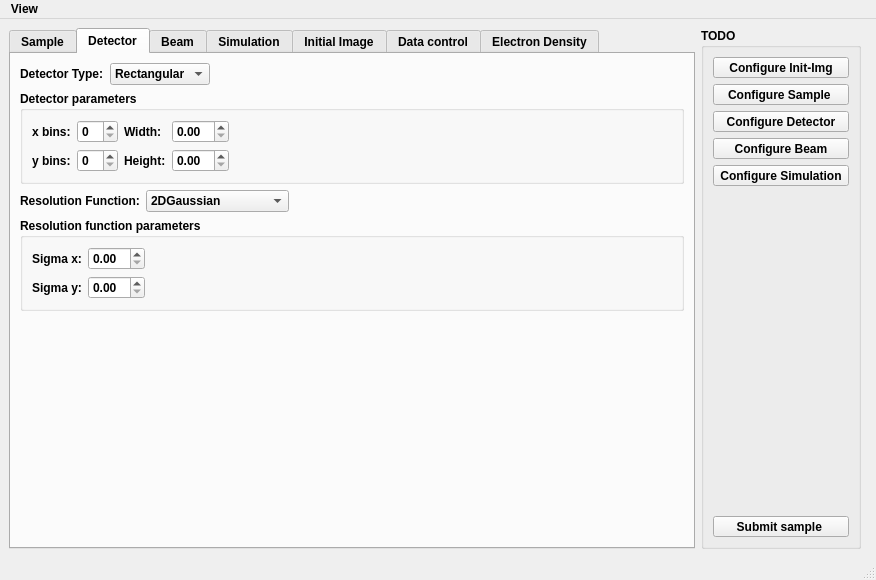
Above: siegmainwindow.ui from amirtosson/GISASSimulationBornAgainBased before the change. Below: the same form after it.
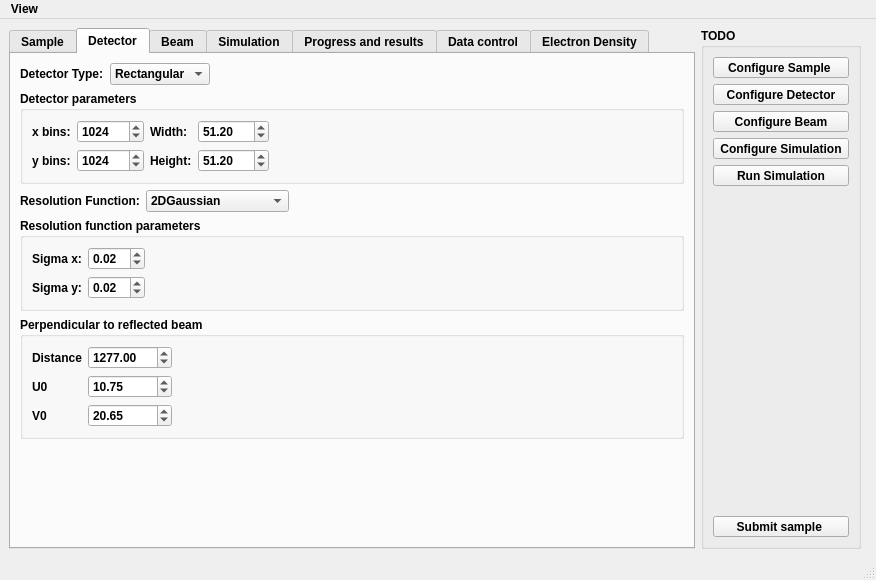
That is the form after the change. The open tabs and pages were chosen to show the change.

```diff
--- a/siegmainwindow.ui
+++ b/siegmainwindow.ui
@@ -594,23 +594,49 @@
                </item>
                <item row="0" column="3">
                 <widget class="QDoubleSpinBox" name="detectorWidthSpinBox">
+                 <property name="maximum">
+                  <double>1000.000000000000000</double>
+                 </property>
                  <property name="singleStep">
                   <double>0.100000000000000</double>
                  </property>
+                 <property name="value">
+                  <double>51.200000000000003</double>
+                 </property>
                 </widget>
                </item>
                <item row="1" column="3">
                 <widget class="QDoubleSpinBox" name="detectorHeightSpinBox">
+                 <property name="maximum">
+                  <double>1000.000000000000000</double>
+                 </property>
                  <property name="singleStep">
                   <double>0.100000000000000</double>
                  </property>
+                 <property name="value">
+                  <double>51.200000000000003</double>
+                 </property>
                 </widget>
                </item>
                <item row="1" column="1">
-                <widget class="QSpinBox" name="yBinSpinBox"/>
+                <widget class="QSpinBox" name="yBinSpinBox">
+                 <property name="maximum">
+                  <number>100000</number>
+                 </property>
+                 <property name="value">
+                  <number>1024</number>
+                 </property>
+                </widget>
                </item>
                <item row="0" column="1">
-                <widget class="QSpinBox" name="xBinSpinBox"/>
+                <widget class="QSpinBox" name="xBinSpinBox">
+                 <property name="maximum">
+                  <number>100000</number>
+                 </property>
+                 <property name="value">
+                  <number>1024</number>
+                 </property>
+                </widget>
                </item>
                <item row="0" column="4">
                 <spacer name="horizontalSpacer_11">
@@ -701,6 +727,9 @@
                <property name="singleStep">
                 <double>0.100000000000000</double>
                </property>
+               <property name="value">
+                <double>0.020000000000000</double>
+               </property>
               </widget>
              </item>
              <item row="1" column="0">
@@ -715,6 +744,9 @@
                <property name="singleStep">
                 <double>0.100000000000000</double>
                </property>
+               <property name="value">
+                <double>0.020000000000000</double>
+               </property>
               </widget>
              </item>
             </layout>
@@ -735,6 +767,79 @@
           </layout>
          </widget>
         </item>
+        <item>
+         <widget class="QGroupBox" name="perpendicularToBeamGroup">
+          <property name="title">
+           <string>Perpendicular to reflected beam</string>
+          </property>
+          <layout class="QGridLayout" name="gridLayout_8">
+           <item row="2" column="1">
+            <widget class="QDoubleSpinBox" name="detV0SpinBox">
+             <property name="maximum">
+              <double>100000.000000000000000</double>
+             </property>
+             <property name="value">
+              <double>20.649999999999999</double>
+             </property>
+            </widget>
+           </item>
+           <item row="0" column="1">
+            <widget class="QDoubleSpinBox" name="detDistanceSpinBox">
+             <property name="maximum">
+              <double>100000.000000000000000</double>
+             </property>
+             <property name="value">
+              <double>1277.000000000000000</double>
+             </property>
+            </widget>
+           </item>
+           <item row="1" column="1">
+            <widget class="QDoubleSpinBox" name="detU0SpinBox">
+             <property name="maximum">
+              <double>10000.000000000000000</double>
+             </property>
+             <property name="value">
+              <double>10.750000000000000</double>
+             </property>
+            </widget>
+           </item>
+           <item row="2" column="0">
+            <widget class="QLabel" name="label_29">
+             <property name="text">
+              <string>V0</string>
+             </property>
+            </widget>
+           </item>
+           <item row="1" column="0">
+            <widget class="QLabel" name="label_28">
+             <property name="text">
+              <string>U0</string>
+             </property>
+            </widget>
+           </item>
+           <item row="0" column="0">
+            <widget class="QLabel" name="label_25">
+             <property name="text">
+              <string>Distance</string>
+             </property>
+            </widget>
+           </item>
+           <item row="0" column="2">
+            <spacer name="horizontalSpacer_20">
+             <property name="orientation">
+              <enum>Qt::Horizontal</enum>
+             </property>
+             <property name="sizeHint" stdset="0">
+              <size>
+               <width>40</width>
+               <height>20</height>
+              </size>
+             </property>
+            </spacer>
+           </item>
+          </layout>
+         </widget>
+        </item>
         <item>
          <spacer name="verticalSpacer_2">
           <property name="orientation">
@@ -1067,7 +1172,7 @@
       </widget>
       <widget class="QWidget" name="initImgTab">
        <attribute name="title">
-        <string>Initial Image</string>
+        <string>Progress and results</string>
        </attribute>
        <layout class="QVBoxLayout" name="verticalLayout_3">
         <item>
@@ -1230,22 +1335,6 @@
        <string>TODO</string>
       </property>
       <layout class="QVBoxLayout" name="verticalLayout">
-       <item>
-        <widget class="QToolButton" name="configInitImgToolButton">
-         <property name="sizePolicy">
-          <sizepolicy hsizetype="MinimumExpanding" vsizetype="Fixed">
-           <horstretch>0</horstretch>
-           <verstretch>0</verstretch>
-          </sizepolicy>
-         </property>
-         <property name="text">
-          <string>Configure Init-Img</string>
-         </property>
-         <property name="toolButtonStyle">
-          <enum>Qt::ToolButtonTextBesideIcon</enum>
-         </property>
-        </widget>
-       </item>
        <item>
         <widget class="QToolButton" name="configSampleButton">
          <property name="sizePolicy">
@@ -1304,6 +1393,22 @@
          </property>
         </widget>
        </item>
+       <item>
+        <widget class="QToolButton" name="startSimulationButton">
+         <property name="sizePolicy">
+          <sizepolicy hsizetype="MinimumExpanding" vsizetype="Fixed">
+           <horstretch>0</horstretch>
+           <verstretch>0</verstretch>
+          </sizepolicy>
+         </property>
+         <property name="text">
+          <string>Run Simulation</string>
+         </property>
+         <property name="toolButtonStyle">
+          <enum>Qt::ToolButtonTextBesideIcon</enum>
+         </property>
+        </widget>
+       </item>
        <item>
         <spacer name="verticalSpacer">
          <property name="orientation">
```
Left out of the diff: 66 changed lines with no effect on the pictures.
